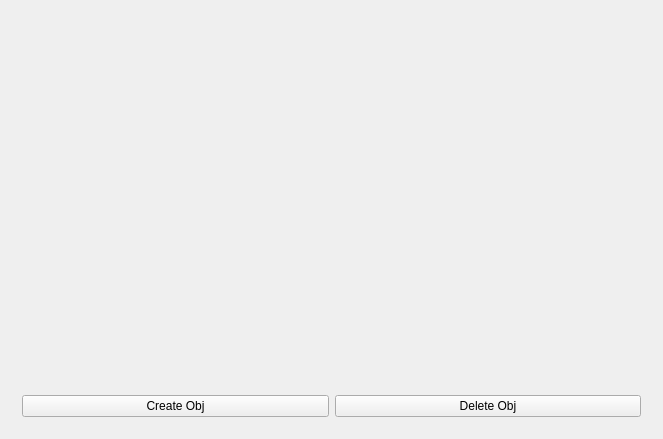
This is widget.ui in GiorgioMarinangeli/HelloQtWorld as Qt 5 draws it before an edit. The edited form follows.
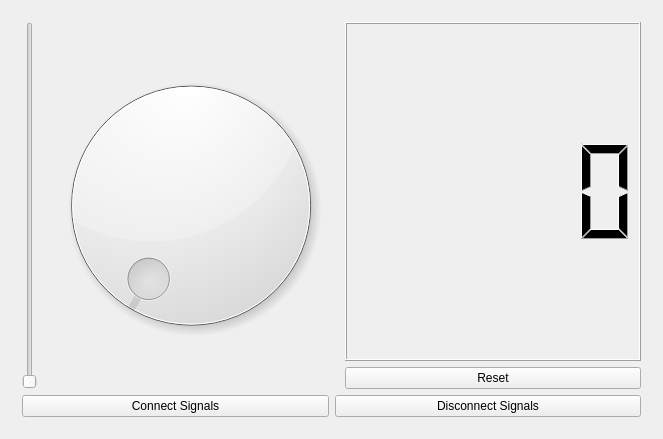
This is the edited form. Icons and pictures are not drawn.

Commit message: Signals and Slos

```diff
--- a/widget.ui
+++ b/widget.ui
@@ -17,7 +17,7 @@
    <item>
     <widget class="QStackedWidget" name="stackedWidget">
      <property name="currentIndex">
-      <number>2</number>
+      <number>3</number>
      </property>
      <widget class="QWidget" name="page">
       <layout class="QVBoxLayout" name="verticalLayout_2">
@@ -198,6 +198,59 @@
        </item>
       </layout>
      </widget>
+     <widget class="QWidget" name="page_4">
+      <layout class="QVBoxLayout" name="verticalLayout_4">
+       <item>
+        <layout class="QHBoxLayout" name="horizontalLayout_2">
+         <item>
+          <widget class="QSlider" name="verticalSlider">
+           <property name="orientation">
+            <enum>Qt::Vertical</enum>
+           </property>
+           <property name="tickPosition">
+            <enum>QSlider::NoTicks</enum>
+           </property>
+          </widget>
+         </item>
+         <item>
+          <widget class="QDial" name="dial"/>
+         </item>
+         <item>
+          <layout class="QVBoxLayout" name="verticalLayout_3">
+           <item>
+            <widget class="QLCDNumber" name="lcdNumber"/>
+           </item>
+           <item>
+            <widget class="QPushButton" name="resetPushButton">
+             <property name="text">
+              <string>Reset</string>
+             </property>
+            </widget>
+           </item>
+          </layout>
+         </item>
+        </layout>
+       </item>
+       <item>
+        <layout class="QHBoxLayout" name="horizontalLayout_3">
+         <item>
+          <widget class="QPushButton" name="connectSignalPushButton">
+           <property name="text">
+            <string>Connect Signals</string>
+           </property>
+          </widget>
+         </item>
+         <item>
+          <widget class="QPushButton" name="disconnectSignalPushButton">
+           <property name="text">
+            <string>Disconnect Signals</string>
+           </property>
+          </widget>
+         </item>
+        </layout>
+       </item>
+      </layout>
+     </widget>
     </widget>
    </item>
   </layout>
```
The commit also changes 2 other files.
